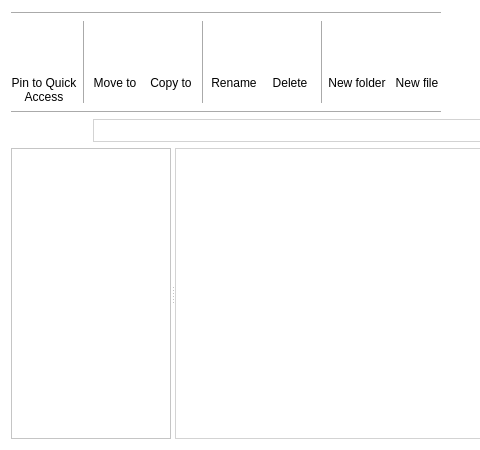
This is Window.ui in Outtaway/ufm as Qt 5 draws it before an edit; both pictures show x 0 to 480 and y 0 to 450 of the 700 by 450 pixel window. The edited form follows.
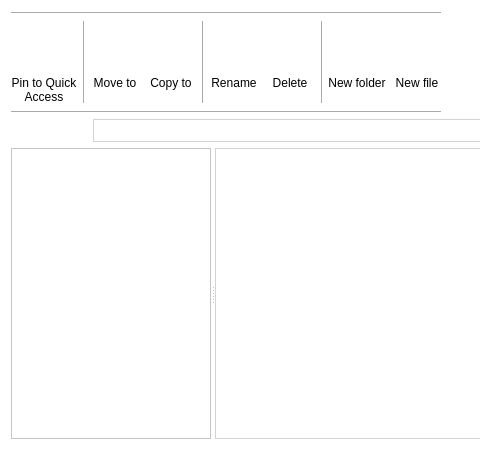
This is the edited form. Icons and pictures are not drawn.

```diff
--- a/Window.ui
+++ b/Window.ui
@@ -736,14 +736,14 @@
      </property>
      <widget class="QTreeWidget" name="quick_panel">
       <property name="sizePolicy">
-       <sizepolicy hsizetype="Preferred" vsizetype="Expanding">
+       <sizepolicy hsizetype="Maximum" vsizetype="Expanding">
         <horstretch>0</horstretch>
         <verstretch>0</verstretch>
        </sizepolicy>
       </property>
       <property name="maximumSize">
        <size>
-        <width>160</width>
+        <width>200</width>
         <height>16777215</height>
        </size>
       </property>
```
